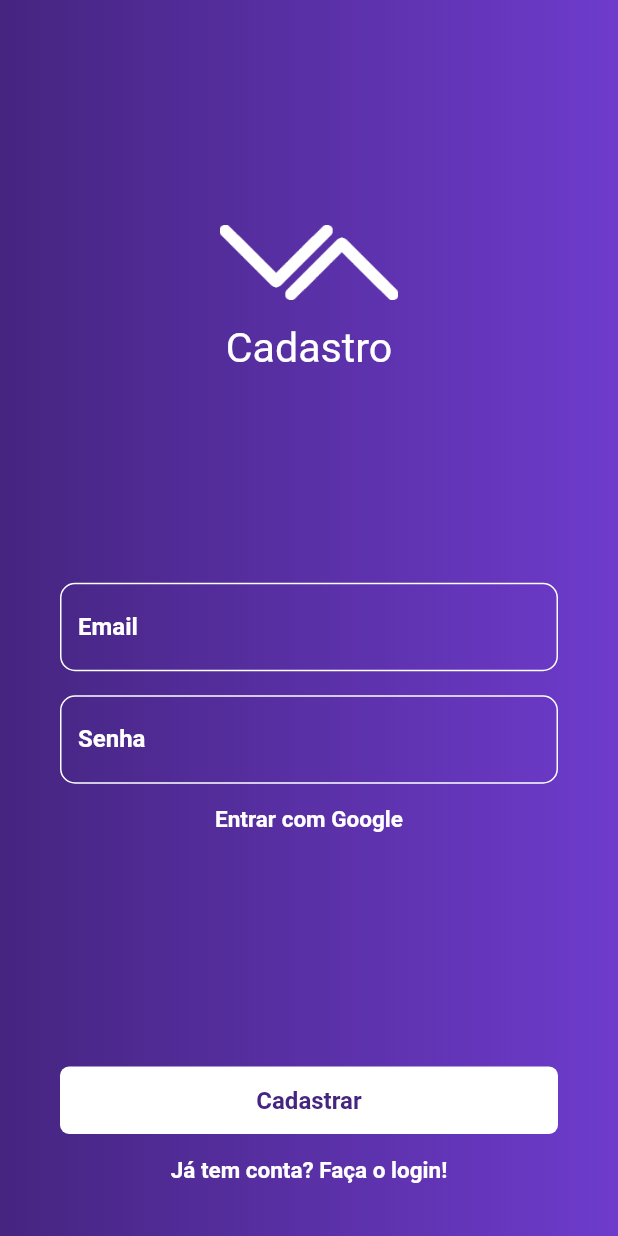
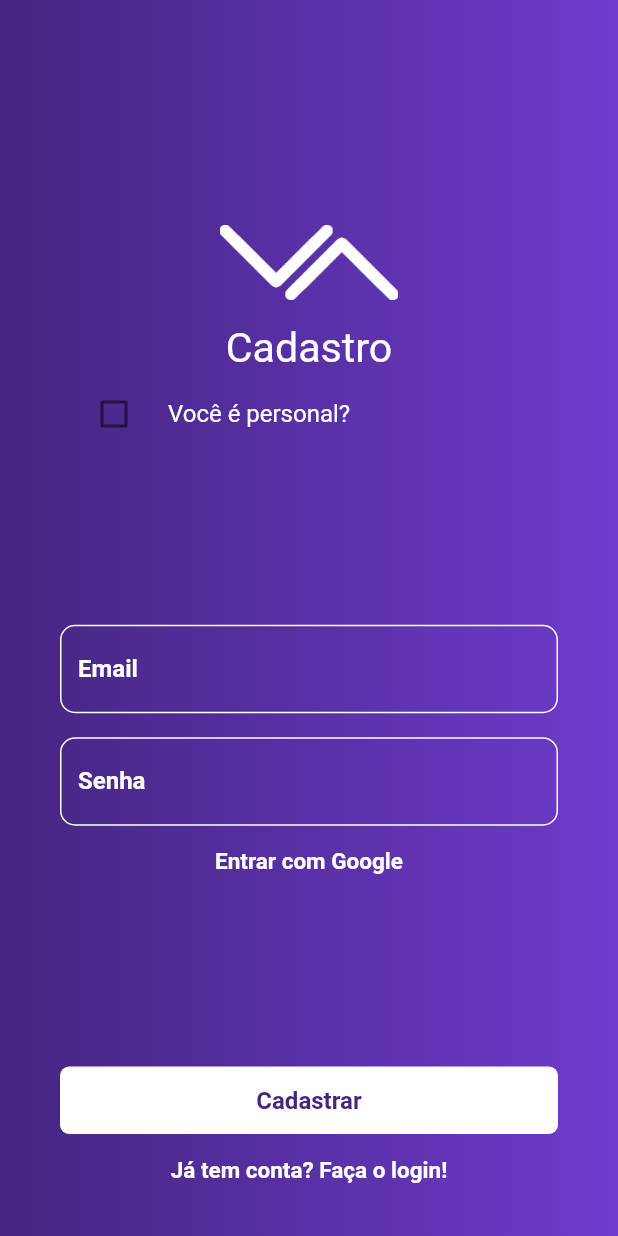
Before and after one commit to SamillyNunes/vup, a Flutter app: the SignUpView screen opened directly, on a phone screen of 412 x 824 dp. Run offline on Flutter 3.47's test engine with Material 2 defaults, Android fonts, the phone set to English and light mode, and no system bars; our stand-ins replace device_preview, flutter_svg, google_fonts, sizer, youtube_player_flutter.

Commit message:
Selecting is personal checkbox

```diff
--- a/lib/main.dart
+++ b/lib/main.dart
@@ -7,5 +7,6 @@ void main() {
     DevicePreview(
       builder: (context) => const AppWidget(),
     ),
+    // const AppWidget(),
   );
 }
--- a/lib/presentation/views/main_pages/main_pages_view.dart
+++ b/lib/presentation/views/main_pages/main_pages_view.dart
@@ -8,7 +8,8 @@ import 'package:vup/presentation/views/payments/payments_view.dart';
 import 'main_pages_view_model.dart';
 
 class MainPagesView extends StatefulWidget {
-  const MainPagesView({Key? key}) : super(key: key);
+  final bool isPersonal;
+  const MainPagesView({Key? key, required this.isPersonal}) : super(key: key);
 
   @override
   _MainPagesViewState createState() => _MainPagesViewState();
--- a/lib/presentation/views/sign_up/sign_up_view.dart
+++ b/lib/presentation/views/sign_up/sign_up_view.dart
@@ -8,9 +8,15 @@ import 'package:vup/presentation/views/main_pages/main_pages_view.dart';
 import '../auth/widgets/input_text_form_field_widget.dart';
 import '../../core/app_colors.dart';
 
-class SignUpView extends StatelessWidget {
+class SignUpView extends StatefulWidget {
   const SignUpView({Key? key}) : super(key: key);
 
+  @override
+  State<SignUpView> createState() => _SignUpViewState();
+}
+
+class _SignUpViewState extends State<SignUpView> {
+  bool isPersonal = false;
   @override
   Widget build(BuildContext context) {
     return Scaffold(
@@ -44,6 +50,21 @@ class SignUpView extends StatelessWidget {
                     'Cadastro',
                     style: AppTextStyles.largeTitleStyle,
                   ),
+                  CheckboxListTile(
+                    controlAffinity: ListTileControlAffinity.leading,
+                    title: const Text(
+                      'Você é personal?',
+                      style: TextStyle(color: AppColors.white),
+                    ),
+                    activeColor: AppColors.white,
+                    checkColor: AppColors.white,
+                    value: isPersonal,
+                    onChanged: (value) {
+                      setState(() {
+                        isPersonal = !isPersonal;
+                      });
+                    },
+                  ),
                 ],
               ),
               Column(
@@ -70,7 +91,8 @@ class SignUpView extends StatelessWidget {
                       Navigator.pushReplacement(
                         context,
                         MaterialPageRoute(
-                          builder: (context) => const MainPagesView(),
+                          builder: (context) =>
+                              MainPagesView(isPersonal: isPersonal),
                         ),
                       );
                     },
```
Also changed, not shown: lib/presentation/views/auth/auth_view.dart (+7 -4 lines), pubspec.lock.
